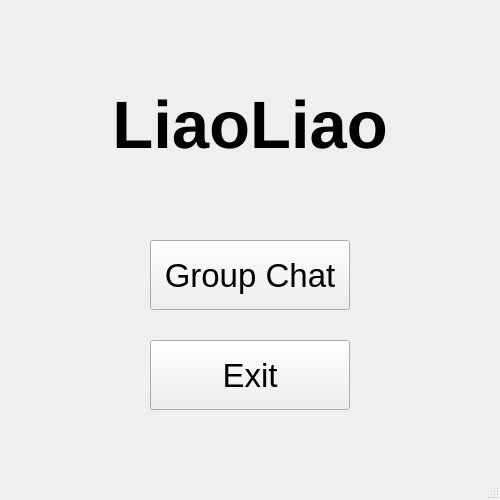
MorrisHsieh3059/PD2019-chat, file qtclient/mainwindow.ui: the form before one commit.
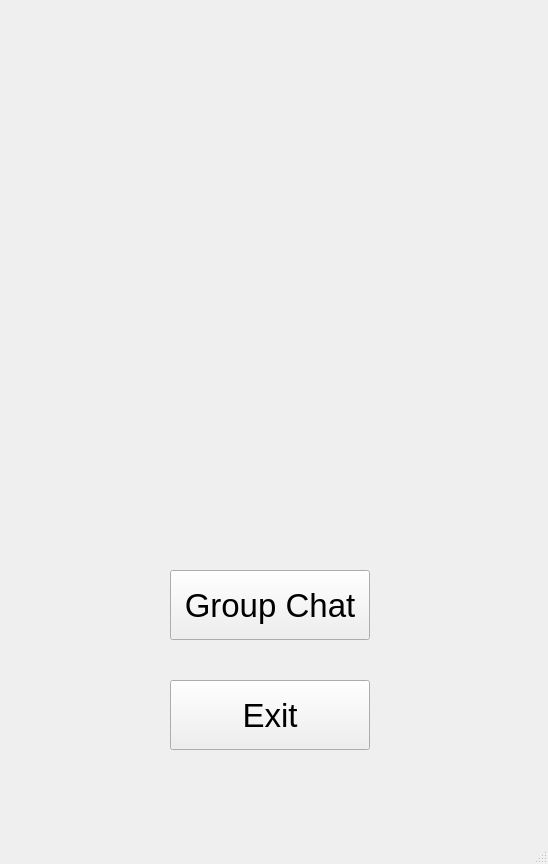
The form after the commit. Icons and pictures are not drawn.

```diff
--- a/qtclient/mainwindow.ui
+++ b/qtclient/mainwindow.ui
@@ -6,19 +6,22 @@
    <rect>
     <x>0</x>
     <y>0</y>
-    <width>500</width>
-    <height>500</height>
+    <width>548</width>
+    <height>864</height>
    </rect>
   </property>
   <property name="windowTitle">
    <string>MainWindow</string>
   </property>
+  <property name="styleSheet">
+   <string notr="true">background-image: url(:/截圖 2020-01-08 下午4.31.30.png);</string>
+  </property>
   <widget class="QWidget" name="centralwidget">
    <widget class="QPushButton" name="pushButton">
     <property name="geometry">
      <rect>
-      <x>150</x>
-      <y>240</y>
+      <x>170</x>
+      <y>570</y>
       <width>200</width>
       <height>70</height>
      </rect>
@@ -35,8 +38,8 @@
    <widget class="QPushButton" name="pushButton_2">
     <property name="geometry">
      <rect>
-      <x>150</x>
-      <y>340</y>
+      <x>170</x>
+      <y>680</y>
       <width>200</width>
       <height>70</height>
      </rect>
@@ -50,29 +53,6 @@
      <string>Exit</string>
     </property>
    </widget>
-   <widget class="QLabel" name="label">
-    <property name="geometry">
-     <rect>
-      <x>100</x>
-      <y>50</y>
-      <width>300</width>
-      <height>150</height>
-     </rect>
-    </property>
-    <property name="font">
-     <font>
-      <pointsize>50</pointsize>
-      <weight>75</weight>
-      <bold>true</bold>
-     </font>
-    </property>
-    <property name="text">
-     <string>LiaoLiao</string>
-    </property>
-    <property name="alignment">
-     <set>Qt::AlignCenter</set>
-    </property>
-   </widget>
   </widget>
   <widget class="QMenuBar" name="menubar">
    <property name="geometry">
```
Left out of the diff: 2 changed lines with no effect on the pictures.
